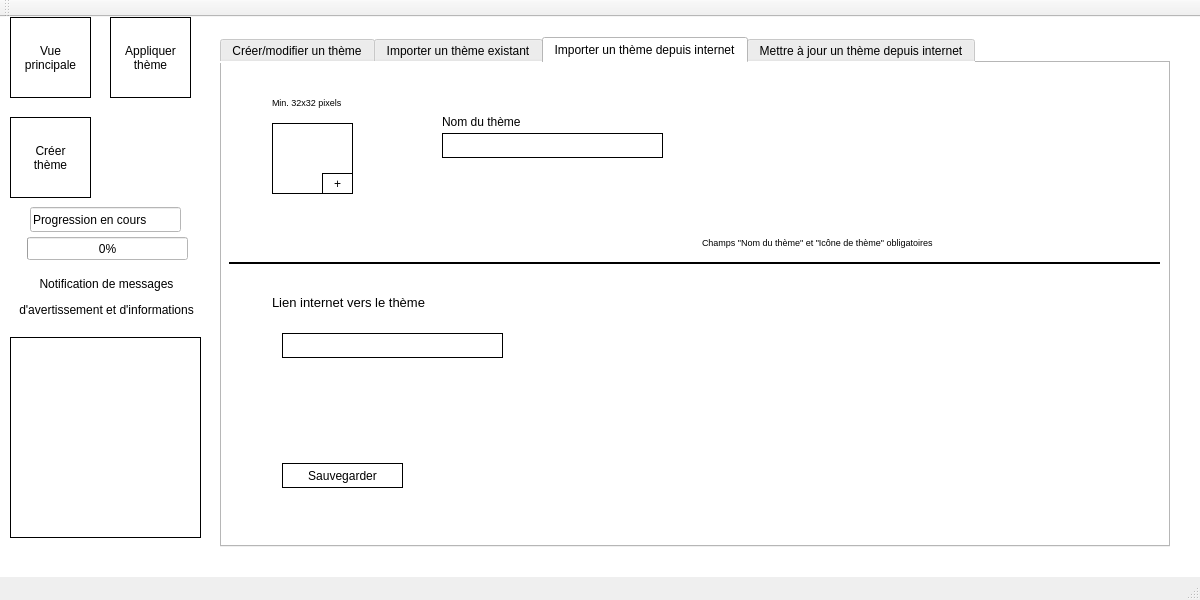
Before: the Qt Designer form ui/mainwindow.ui in flo-kocher/color-theme-manager, drawn with Qt 5.
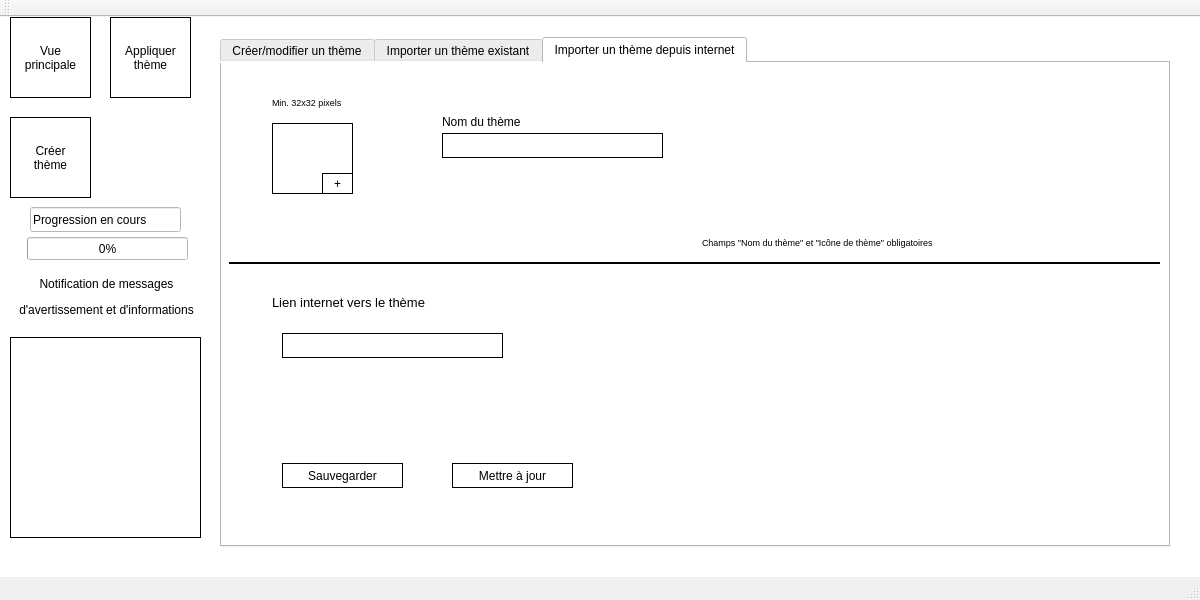
After: the same form once the commit is applied. The open tabs and pages were chosen to show the change.

```diff
--- a/ui/mainwindow.ui
+++ b/ui/mainwindow.ui
@@ -944,25 +944,20 @@
          <string>+</string>
         </property>
        </widget>
-      </widget>
-      <widget class="QWidget" name="tab_3">
-       <attribute name="title">
-        <string>Mettre à jour un thème depuis internet</string>
-       </attribute>
-       <widget class="QFrame" name="frame_4">
+       <widget class="QPushButton" name="pushButton_24">
         <property name="geometry">
          <rect>
-          <x>40</x>
-          <y>30</y>
-          <width>120</width>
-          <height>80</height>
+          <x>230</x>
+          <y>400</y>
+          <width>121</width>
+          <height>25</height>
          </rect>
         </property>
-        <property name="frameShape">
-         <enum>QFrame::StyledPanel</enum>
+        <property name="styleSheet">
+         <string notr="true">border:1px solid black</string>
         </property>
-        <property name="frameShadow">
-         <enum>QFrame::Raised</enum>
+        <property name="text">
+         <string>Mettre à jour</string>
         </property>
        </widget>
       </widget>
```
